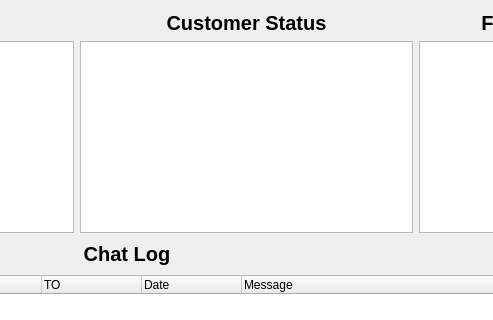
Before: the Qt Designer form CustomerManagementAPP/Admin/chatmanager.ui in AndaCondaa/Project_CustomerManagementApp, drawn with Qt 5; both pictures show x 270 to 763 and y 0 to 320 of the 900 by 500 pixel window.
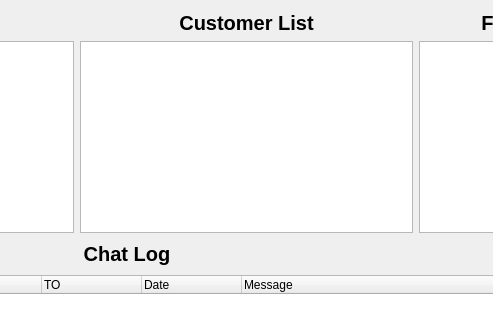
After: the same form once the commit is applied.

```diff
--- a/CustomerManagementAPP/Admin/chatmanager.ui
+++ b/CustomerManagementAPP/Admin/chatmanager.ui
@@ -88,7 +88,7 @@
             </font>
            </property>
            <property name="text">
-            <string>Customer Status</string>
+            <string>Customer List</string>
            </property>
            <property name="alignment">
             <set>Qt::AlignCenter</set>
```
